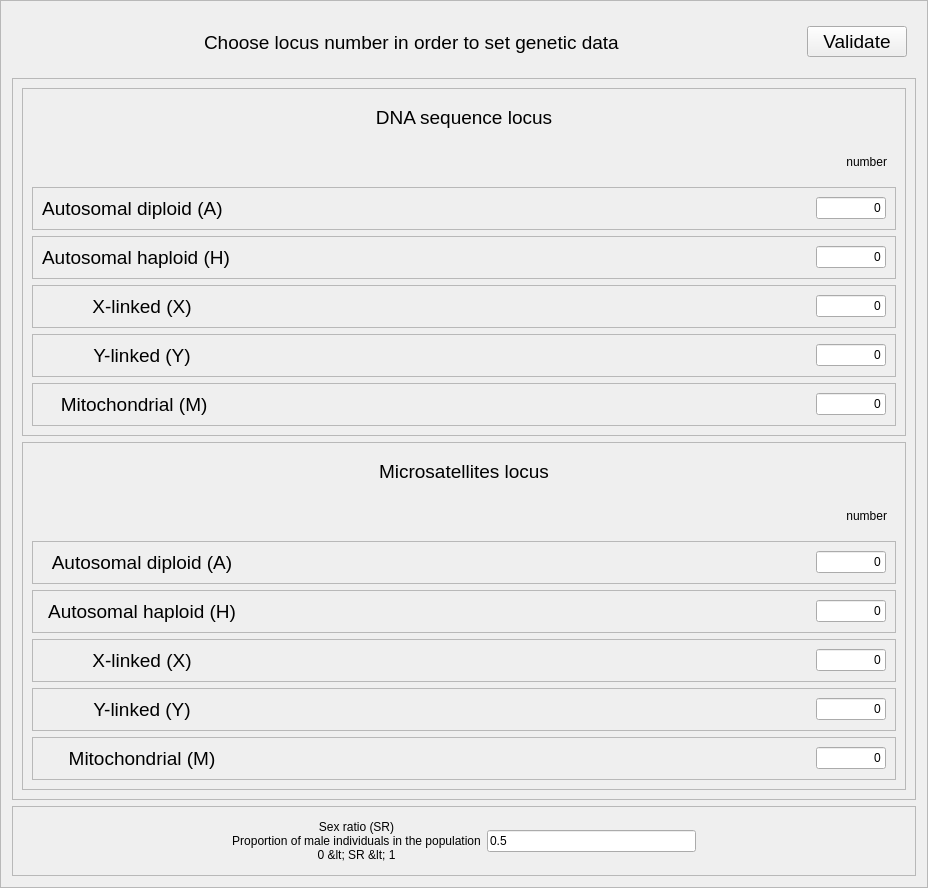
Qt form gui/src/uis/setLocusNumber.ui (cbgp/diyabc) before a commit.
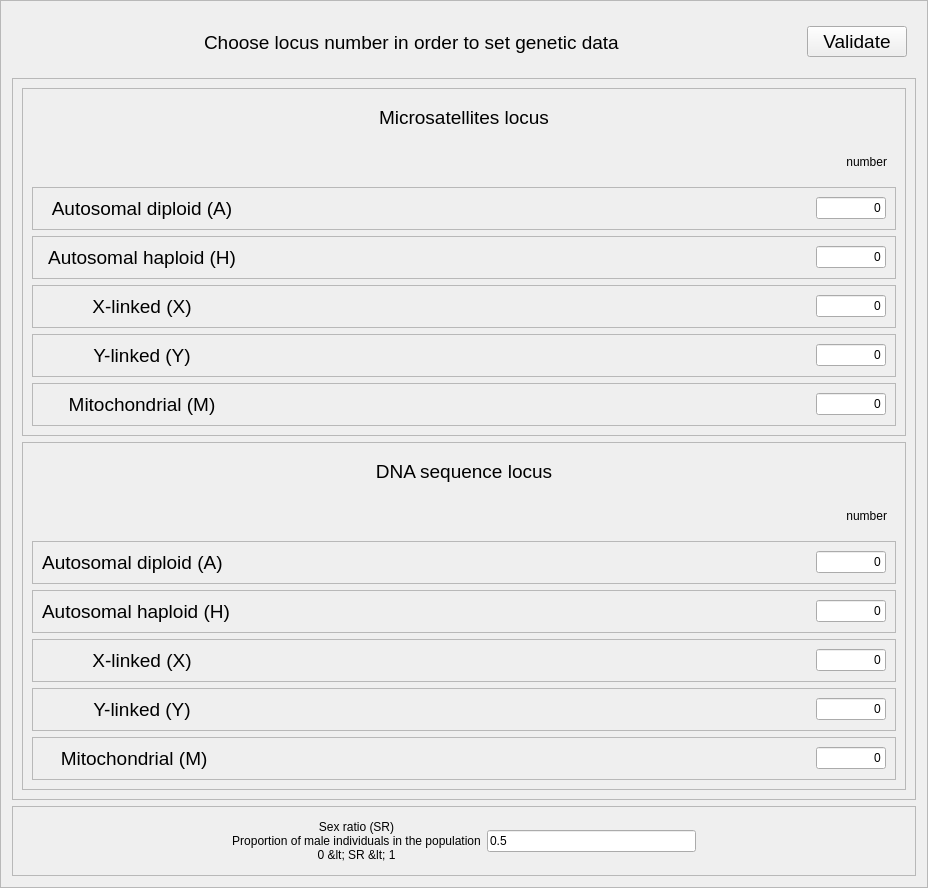
The same form after that commit.

Commit message: switch microsat and DNA panel in set locus number

Patch:
```diff
--- a/gui/src/uis/setLocusNumber.ui
+++ b/gui/src/uis/setLocusNumber.ui
@@ -121,6 +121,438 @@
        </rect>
       </property>
       <layout class="QVBoxLayout" name="verticalLayout_5">
+       <item>
+        <widget class="QFrame" name="frame">
+         <property name="frameShape">
+          <enum>QFrame::StyledPanel</enum>
+         </property>
+         <property name="frameShadow">
+          <enum>QFrame::Raised</enum>
+         </property>
+         <layout class="QVBoxLayout" name="verticalLayout">
+          <item>
+           <widget class="QLabel" name="leftBlocLabel">
+            <property name="font">
+             <font>
+              <pointsize>14</pointsize>
+             </font>
+            </property>
+            <property name="text">
+             <string>Microsatellites locus</string>
+            </property>
+            <property name="alignment">
+             <set>Qt::AlignCenter</set>
+            </property>
+           </widget>
+          </item>
+          <item>
+           <widget class="QFrame" name="frame_7">
+            <property name="frameShape">
+             <enum>QFrame::NoFrame</enum>
+            </property>
+            <property name="frameShadow">
+             <enum>QFrame::Raised</enum>
+            </property>
+            <layout class="QHBoxLayout" name="horizontalLayout_6">
+             <item>
+              <spacer name="horizontalSpacer">
+               <property name="orientation">
+                <enum>Qt::Horizontal</enum>
+               </property>
+               <property name="sizeHint" stdset="0">
+                <size>
+                 <width>40</width>
+                 <height>20</height>
+                </size>
+               </property>
+              </spacer>
+             </item>
+             <item>
+              <widget class="QLabel" name="label_4">
+               <property name="text">
+                <string>number</string>
+               </property>
+               <property name="alignment">
+                <set>Qt::AlignRight|Qt::AlignTrailing|Qt::AlignVCenter</set>
+               </property>
+              </widget>
+             </item>
+            </layout>
+           </widget>
+          </item>
+          <item>
+           <widget class="QFrame" name="frame_2">
+            <property name="frameShape">
+             <enum>QFrame::StyledPanel</enum>
+            </property>
+            <property name="frameShadow">
+             <enum>QFrame::Raised</enum>
+            </property>
+            <layout class="QHBoxLayout" name="horizontalLayout">
+             <item>
+              <widget class="QLabel" name="maLabel">
+               <property name="minimumSize">
+                <size>
+                 <width>200</width>
+                 <height>0</height>
+                </size>
+               </property>
+               <property name="maximumSize">
+                <size>
+                 <width>200</width>
+                 <height>16777215</height>
+                </size>
+               </property>
+               <property name="font">
+                <font>
+                 <pointsize>14</pointsize>
+                </font>
+               </property>
+               <property name="text">
+                <string>Autosomal diploid (A)</string>
+               </property>
+               <property name="alignment">
+                <set>Qt::AlignCenter</set>
+               </property>
+              </widget>
+             </item>
+             <item>
+              <spacer name="horizontalSpacer_3">
+               <property name="orientation">
+                <enum>Qt::Horizontal</enum>
+               </property>
+               <property name="sizeHint" stdset="0">
+                <size>
+                 <width>40</width>
+                 <height>20</height>
+                </size>
+               </property>
+              </spacer>
+             </item>
+             <item>
+              <widget class="QLineEdit" name="maEdit">
+               <property name="minimumSize">
+                <size>
+                 <width>70</width>
+                 <height>0</height>
+                </size>
+               </property>
+               <property name="maximumSize">
+                <size>
+                 <width>70</width>
+                 <height>16777215</height>
+                </size>
+               </property>
+               <property name="text">
+                <string>0</string>
+               </property>
+               <property name="alignment">
+                <set>Qt::AlignRight|Qt::AlignTrailing|Qt::AlignVCenter</set>
+               </property>
+              </widget>
+             </item>
+            </layout>
+           </widget>
+          </item>
+          <item>
+           <widget class="QFrame" name="frame_3">
+            <property name="frameShape">
+             <enum>QFrame::StyledPanel</enum>
+            </property>
+            <property name="frameShadow">
+             <enum>QFrame::Raised</enum>
+            </property>
+            <layout class="QHBoxLayout" name="horizontalLayout_2">
+             <item>
+              <widget class="QLabel" name="mhLabel">
+               <property name="minimumSize">
+                <size>
+                 <width>200</width>
+                 <height>0</height>
+                </size>
+               </property>
+               <property name="maximumSize">
+                <size>
+                 <width>200</width>
+                 <height>16777215</height>
+                </size>
+               </property>
+               <property name="font">
+                <font>
+                 <pointsize>14</pointsize>
+                </font>
+               </property>
+               <property name="text">
+                <string>Autosomal haploid (H)</string>
+               </property>
+               <property name="alignment">
+                <set>Qt::AlignCenter</set>
+               </property>
+              </widget>
+             </item>
+             <item>
+              <spacer name="horizontalSpacer_4">
+               <property name="orientation">
+                <enum>Qt::Horizontal</enum>
+               </property>
+               <property name="sizeHint" stdset="0">
+                <size>
+                 <width>40</width>
+                 <height>20</height>
+                </size>
+               </property>
+              </spacer>
+             </item>
+             <item>
+              <widget class="QLineEdit" name="mhEdit">
+               <property name="minimumSize">
+                <size>
+                 <width>70</width>
+                 <height>0</height>
+                </size>
+               </property>
+               <property name="maximumSize">
+                <size>
+                 <width>70</width>
+                 <height>16777215</height>
+                </size>
+               </property>
+               <property name="text">
+                <string>0</string>
+               </property>
+               <property name="alignment">
+                <set>Qt::AlignRight|Qt::AlignTrailing|Qt::AlignVCenter</set>
+               </property>
+              </widget>
+             </item>
+            </layout>
+           </widget>
+          </item>
+          <item>
+           <widget class="QFrame" name="frame_4">
+            <property name="frameShape">
+             <enum>QFrame::StyledPanel</enum>
+            </property>
+            <property name="frameShadow">
+             <enum>QFrame::Raised</enum>
+            </property>
+            <layout class="QHBoxLayout" name="horizontalLayout_3">
+             <item>
+              <widget class="QLabel" name="mxLabel">
+               <property name="minimumSize">
+                <size>
+                 <width>200</width>
+                 <height>0</height>
+                </size>
+               </property>
+               <property name="maximumSize">
+                <size>
+                 <width>200</width>
+                 <height>16777215</height>
+                </size>
+               </property>
+               <property name="font">
+                <font>
+                 <pointsize>14</pointsize>
+                </font>
+               </property>
+               <property name="text">
+                <string>X-linked (X)</string>
+               </property>
+               <property name="alignment">
+                <set>Qt::AlignCenter</set>
+               </property>
+              </widget>
+             </item>
+             <item>
+              <spacer name="horizontalSpacer_5">
+               <property name="orientation">
+                <enum>Qt::Horizontal</enum>
+               </property>
+               <property name="sizeHint" stdset="0">
+                <size>
+                 <width>40</width>
+                 <height>20</height>
+                </size>
+               </property>
+              </spacer>
+             </item>
+             <item>
+              <widget class="QLineEdit" name="mxEdit">
+               <property name="minimumSize">
+                <size>
+                 <width>70</width>
+                 <height>0</height>
+                </size>
+               </property>
+               <property name="maximumSize">
+                <size>
+                 <width>70</width>
+                 <height>16777215</height>
+                </size>
+               </property>
+               <property name="text">
+                <string>0</string>
+               </property>
+               <property name="alignment">
+                <set>Qt::AlignRight|Qt::AlignTrailing|Qt::AlignVCenter</set>
+               </property>
+              </widget>
+             </item>
+            </layout>
+           </widget>
+          </item>
+          <item>
+           <widget class="QFrame" name="frame_5">
+            <property name="frameShape">
+             <enum>QFrame::StyledPanel</enum>
+            </property>
+            <property name="frameShadow">
+             <enum>QFrame::Raised</enum>
+            </property>
+            <layout class="QHBoxLayout" name="horizontalLayout_4">
+             <item>
+              <widget class="QLabel" name="myLabel">
+               <property name="minimumSize">
+                <size>
+                 <width>200</width>
+                 <height>0</height>
+                </size>
+               </property>
+               <property name="maximumSize">
+                <size>
+                 <width>200</width>
+                 <height>16777215</height>
+                </size>
+               </property>
+               <property name="font">
+                <font>
+                 <pointsize>14</pointsize>
+                </font>
+               </property>
+               <property name="text">
+                <string>Y-linked (Y)</string>
+               </property>
+               <property name="alignment">
+                <set>Qt::AlignCenter</set>
+               </property>
+              </widget>
+             </item>
+             <item>
+              <spacer name="horizontalSpacer_6">
+               <property name="orientation">
+                <enum>Qt::Horizontal</enum>
+               </property>
+               <property name="sizeHint" stdset="0">
+                <size>
+                 <width>40</width>
+                 <height>20</height>
+                </size>
+               </property>
+              </spacer>
+             </item>
+             <item>
+              <widget class="QLineEdit" name="myEdit">
+               <property name="minimumSize">
+                <size>
+                 <width>70</width>
+                 <height>0</height>
+                </size>
+               </property>
+               <property name="maximumSize">
+                <size>
+                 <width>70</width>
+                 <height>16777215</height>
+                </size>
+               </property>
+               <property name="text">
+                <string>0</string>
+               </property>
+               <property name="alignment">
+                <set>Qt::AlignRight|Qt::AlignTrailing|Qt::AlignVCenter</set>
+               </property>
+              </widget>
+             </item>
+            </layout>
+           </widget>
+          </item>
+          <item>
+           <widget class="QFrame" name="frame_6">
+            <property name="frameShape">
+             <enum>QFrame::StyledPanel</enum>
+            </property>
+            <property name="frameShadow">
+             <enum>QFrame::Raised</enum>
+            </property>
+            <layout class="QHBoxLayout" name="horizontalLayout_5">
+             <item>
+              <widget class="QLabel" name="mmLabel">
+               <property name="minimumSize">
+                <size>
+                 <width>200</width>
+                 <height>0</height>
+                </size>
+               </property>
+               <property name="maximumSize">
+                <size>
+                 <width>200</width>
+                 <height>16777215</height>
+                </size>
+               </property>
+               <property name="font">
+                <font>
+                 <pointsize>14</pointsize>
+                </font>
+               </property>
+               <property name="text">
+                <string>Mitochondrial (M)</string>
+               </property>
+               <property name="alignment">
+                <set>Qt::AlignCenter</set>
+               </property>
+              </widget>
+             </item>
+             <item>
+              <spacer name="horizontalSpacer_7">
+               <property name="orientation">
+                <enum>Qt::Horizontal</enum>
+               </property>
+               <property name="sizeHint" stdset="0">
+                <size>
+                 <width>40</width>
+                 <height>20</height>
+                </size>
+               </property>
+              </spacer>
+             </item>
+             <item>
+              <widget class="QLineEdit" name="mmEdit">
+               <property name="minimumSize">
+                <size>
+                 <width>70</width>
+                 <height>0</height>
+                </size>
+               </property>
+               <property name="maximumSize">
+                <size>
+                 <width>70</width>
+                 <height>16777215</height>
+                </size>
+               </property>
+               <property name="text">
+                <string>0</string>
+               </property>
+               <property name="alignment">
+                <set>Qt::AlignRight|Qt::AlignTrailing|Qt::AlignVCenter</set>
+               </property>
+              </widget>
+             </item>
+            </layout>
+           </widget>
+          </item>
+         </layout>
+        </widget>
+       </item>
        <item>
         <widget class="QFrame" name="frame_8">
          <property name="frameShape">
@@ -556,438 +988,6 @@
          </layout>
         </widget>
        </item>
-       <item>
-        <widget class="QFrame" name="frame">
-         <property name="frameShape">
-          <enum>QFrame::StyledPanel</enum>
-         </property>
-         <property name="frameShadow">
-          <enum>QFrame::Raised</enum>
-         </property>
-         <layout class="QVBoxLayout" name="verticalLayout">
-          <item>
-           <widget class="QLabel" name="leftBlocLabel">
-            <property name="font">
-             <font>
-              <pointsize>14</pointsize>
-             </font>
-            </property>
-            <property name="text">
-             <string>Microsatellites locus</string>
-            </property>
-            <property name="alignment">
-             <set>Qt::AlignCenter</set>
-            </property>
-           </widget>
-          </item>
-          <item>
-           <widget class="QFrame" name="frame_7">
-            <property name="frameShape">
-             <enum>QFrame::NoFrame</enum>
-            </property>
-            <property name="frameShadow">
-             <enum>QFrame::Raised</enum>
-            </property>
-            <layout class="QHBoxLayout" name="horizontalLayout_6">
-             <item>
-              <spacer name="horizontalSpacer">
-               <property name="orientation">
-                <enum>Qt::Horizontal</enum>
-               </property>
-               <property name="sizeHint" stdset="0">
-                <size>
-                 <width>40</width>
-                 <height>20</height>
-                </size>
-               </property>
-              </spacer>
-             </item>
-             <item>
-              <widget class="QLabel" name="label_4">
-               <property name="text">
-                <string>number</string>
-               </property>
-               <property name="alignment">
-                <set>Qt::AlignRight|Qt::AlignTrailing|Qt::AlignVCenter</set>
-               </property>
-              </widget>
-             </item>
-            </layout>
-           </widget>
-          </item>
-          <item>
-           <widget class="QFrame" name="frame_2">
-            <property name="frameShape">
-             <enum>QFrame::StyledPanel</enum>
-            </property>
-            <property name="frameShadow">
-             <enum>QFrame::Raised</enum>
-            </property>
-            <layout class="QHBoxLayout" name="horizontalLayout">
-             <item>
-              <widget class="QLabel" name="maLabel">
-               <property name="minimumSize">
-                <size>
-                 <width>200</width>
-                 <height>0</height>
-                </size>
-               </property>
-               <property name="maximumSize">
-                <size>
-                 <width>200</width>
-                 <height>16777215</height>
-                </size>
-               </property>
-               <property name="font">
-                <font>
-                 <pointsize>14</pointsize>
-                </font>
-               </property>
-               <property name="text">
-                <string>Autosomal diploid (A)</string>
-               </property>
-               <property name="alignment">
-                <set>Qt::AlignCenter</set>
-               </property>
-              </widget>
-             </item>
-             <item>
-              <spacer name="horizontalSpacer_3">
-               <property name="orientation">
-                <enum>Qt::Horizontal</enum>
-               </property>
-               <property name="sizeHint" stdset="0">
-                <size>
-                 <width>40</width>
-                 <height>20</height>
-                </size>
-               </property>
-              </spacer>
-             </item>
-             <item>
-              <widget class="QLineEdit" name="maEdit">
-               <property name="minimumSize">
-                <size>
-                 <width>70</width>
-                 <height>0</height>
-                </size>
-               </property>
-               <property name="maximumSize">
-                <size>
-                 <width>70</width>
-                 <height>16777215</height>
-                </size>
-               </property>
-               <property name="text">
-                <string>0</string>
-               </property>
-               <property name="alignment">
-                <set>Qt::AlignRight|Qt::AlignTrailing|Qt::AlignVCenter</set>
-               </property>
-              </widget>
-             </item>
-            </layout>
-           </widget>
-          </item>
-          <item>
-           <widget class="QFrame" name="frame_3">
-            <property name="frameShape">
-             <enum>QFrame::StyledPanel</enum>
-            </property>
-            <property name="frameShadow">
-             <enum>QFrame::Raised</enum>
-            </property>
-            <layout class="QHBoxLayout" name="horizontalLayout_2">
-             <item>
-              <widget class="QLabel" name="mhLabel">
-               <property name="minimumSize">
-                <size>
-                 <width>200</width>
-                 <height>0</height>
-                </size>
-               </property>
-               <property name="maximumSize">
-                <size>
-                 <width>200</width>
-                 <height>16777215</height>
-                </size>
-               </property>
-               <property name="font">
-                <font>
-                 <pointsize>14</pointsize>
-                </font>
-               </property>
-               <property name="text">
-                <string>Autosomal haploid (H)</string>
-               </property>
-               <property name="alignment">
-                <set>Qt::AlignCenter</set>
-               </property>
-              </widget>
-             </item>
-             <item>
-              <spacer name="horizontalSpacer_4">
-               <property name="orientation">
-                <enum>Qt::Horizontal</enum>
-               </property>
-               <property name="sizeHint" stdset="0">
-                <size>
-                 <width>40</width>
-                 <height>20</height>
-                </size>
-               </property>
-              </spacer>
-             </item>
-             <item>
-              <widget class="QLineEdit" name="mhEdit">
-               <property name="minimumSize">
-                <size>
-                 <width>70</width>
-                 <height>0</height>
-                </size>
-               </property>
-               <property name="maximumSize">
-                <size>
-                 <width>70</width>
-                 <height>16777215</height>
-                </size>
-               </property>
-               <property name="text">
-                <string>0</string>
-               </property>
-               <property name="alignment">
-                <set>Qt::AlignRight|Qt::AlignTrailing|Qt::AlignVCenter</set>
-               </property>
-              </widget>
-             </item>
-            </layout>
-           </widget>
-          </item>
-          <item>
-           <widget class="QFrame" name="frame_4">
-            <property name="frameShape">
-             <enum>QFrame::StyledPanel</enum>
-            </property>
-            <property name="frameShadow">
-             <enum>QFrame::Raised</enum>
-            </property>
-            <layout class="QHBoxLayout" name="horizontalLayout_3">
-             <item>
-              <widget class="QLabel" name="mxLabel">
-               <property name="minimumSize">
-                <size>
-                 <width>200</width>
-                 <height>0</height>
-                </size>
-               </property>
-               <property name="maximumSize">
-                <size>
-                 <width>200</width>
-                 <height>16777215</height>
-                </size>
-               </property>
-               <property name="font">
-                <font>
-                 <pointsize>14</pointsize>
-                </font>
-               </property>
-               <property name="text">
-                <string>X-linked (X)</string>
-               </property>
-               <property name="alignment">
-                <set>Qt::AlignCenter</set>
-               </property>
-              </widget>
-             </item>
-             <item>
-              <spacer name="horizontalSpacer_5">
-               <property name="orientation">
-                <enum>Qt::Horizontal</enum>
-               </property>
-               <property name="sizeHint" stdset="0">
-                <size>
-                 <width>40</width>
-                 <height>20</height>
-                </size>
-               </property>
-              </spacer>
-             </item>
-             <item>
-              <widget class="QLineEdit" name="mxEdit">
-               <property name="minimumSize">
-                <size>
-                 <width>70</width>
-                 <height>0</height>
-                </size>
-               </property>
-               <property name="maximumSize">
-                <size>
-                 <width>70</width>
-                 <height>16777215</height>
-                </size>
-               </property>
-               <property name="text">
-                <string>0</string>
-               </property>
-               <property name="alignment">
-                <set>Qt::AlignRight|Qt::AlignTrailing|Qt::AlignVCenter</set>
-               </property>
-              </widget>
-             </item>
-            </layout>
-           </widget>
-          </item>
-          <item>
-           <widget class="QFrame" name="frame_5">
-            <property name="frameShape">
-             <enum>QFrame::StyledPanel</enum>
-            </property>
-            <property name="frameShadow">
-             <enum>QFrame::Raised</enum>
-            </property>
-            <layout class="QHBoxLayout" name="horizontalLayout_4">
-             <item>
-              <widget class="QLabel" name="myLabel">
-               <property name="minimumSize">
-                <size>
-                 <width>200</width>
-                 <height>0</height>
-                </size>
-               </property>
-               <property name="maximumSize">
-                <size>
-                 <width>200</width>
-                 <height>16777215</height>
-                </size>
-               </property>
-               <property name="font">
-                <font>
-                 <pointsize>14</pointsize>
-                </font>
-               </property>
-               <property name="text">
-                <string>Y-linked (Y)</string>
-               </property>
-               <property name="alignment">
-                <set>Qt::AlignCenter</set>
-               </property>
-              </widget>
-             </item>
-             <item>
-              <spacer name="horizontalSpacer_6">
-               <property name="orientation">
-                <enum>Qt::Horizontal</enum>
-               </property>
-               <property name="sizeHint" stdset="0">
-                <size>
-                 <width>40</width>
-                 <height>20</height>
-                </size>
-               </property>
-              </spacer>
-             </item>
-             <item>
-              <widget class="QLineEdit" name="myEdit">
-               <property name="minimumSize">
-                <size>
-                 <width>70</width>
-                 <height>0</height>
-                </size>
-               </property>
-               <property name="maximumSize">
-                <size>
-                 <width>70</width>
-                 <height>16777215</height>
-                </size>
-               </property>
-               <property name="text">
-                <string>0</string>
-               </property>
-               <property name="alignment">
-                <set>Qt::AlignRight|Qt::AlignTrailing|Qt::AlignVCenter</set>
-               </property>
-              </widget>
-             </item>
-            </layout>
-           </widget>
-          </item>
-          <item>
-           <widget class="QFrame" name="frame_6">
-            <property name="frameShape">
-             <enum>QFrame::StyledPanel</enum>
-            </property>
-            <property name="frameShadow">
-             <enum>QFrame::Raised</enum>
-            </property>
-            <layout class="QHBoxLayout" name="horizontalLayout_5">
-             <item>
-              <widget class="QLabel" name="mmLabel">
-               <property name="minimumSize">
-                <size>
-                 <width>200</width>
-                 <height>0</height>
-                </size>
-               </property>
-               <property name="maximumSize">
-                <size>
-                 <width>200</width>
-                 <height>16777215</height>
-                </size>
-               </property>
-               <property name="font">
-                <font>
-                 <pointsize>14</pointsize>
-                </font>
-               </property>
-               <property name="text">
-                <string>Mitochondrial (M)</string>
-               </property>
-               <property name="alignment">
-                <set>Qt::AlignCenter</set>
-               </property>
-              </widget>
-             </item>
-             <item>
-              <spacer name="horizontalSpacer_7">
-               <property name="orientation">
-                <enum>Qt::Horizontal</enum>
-               </property>
-               <property name="sizeHint" stdset="0">
-                <size>
-                 <width>40</width>
-                 <height>20</height>
-                </size>
-               </property>
-              </spacer>
-             </item>
-             <item>
-              <widget class="QLineEdit" name="mmEdit">
-               <property name="minimumSize">
-                <size>
-                 <width>70</width>
-                 <height>0</height>
-                </size>
-               </property>
-               <property name="maximumSize">
-                <size>
-                 <width>70</width>
-                 <height>16777215</height>
-                </size>
-               </property>
-               <property name="text">
-                <string>0</string>
-               </property>
-               <property name="alignment">
-                <set>Qt::AlignRight|Qt::AlignTrailing|Qt::AlignVCenter</set>
-               </property>
-              </widget>
-             </item>
-            </layout>
-           </widget>
-          </item>
-         </layout>
-        </widget>
-       </item>
       </layout>
      </widget>
     </widget>
```
